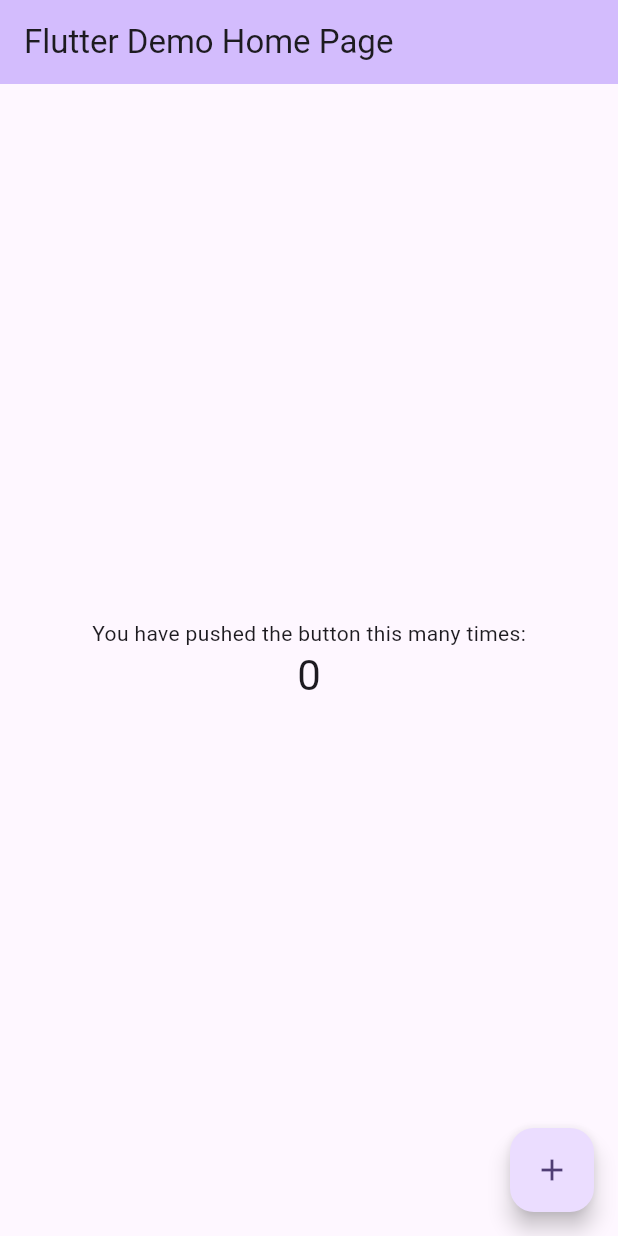
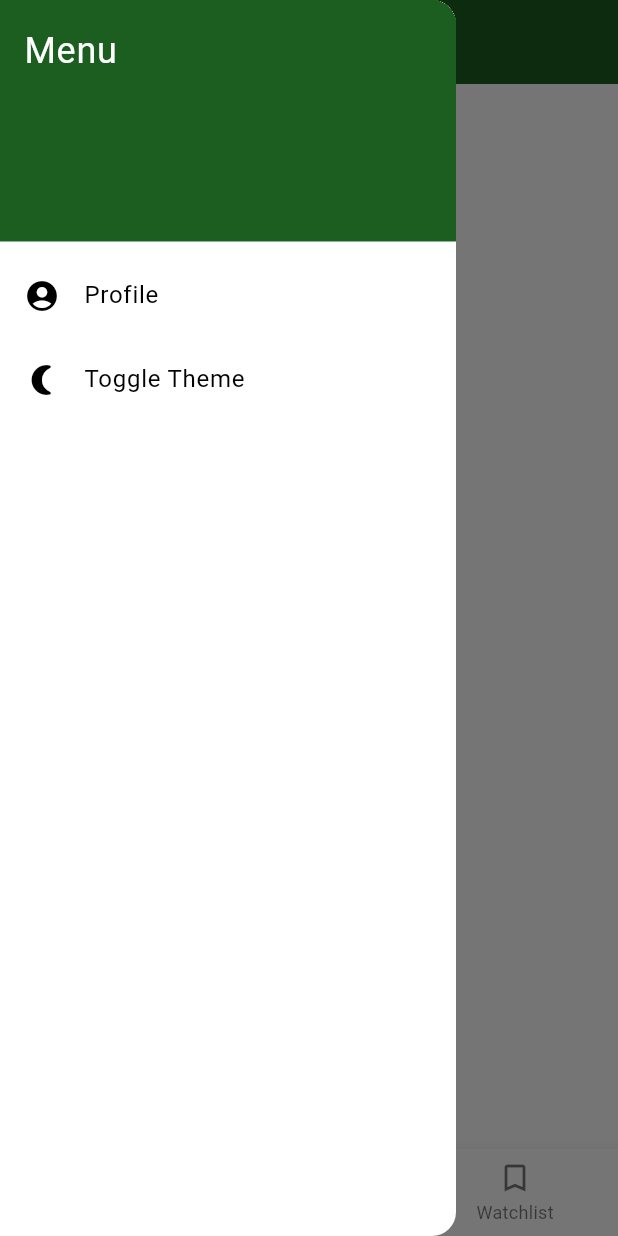
Before and after one commit to User5678953/Pikfliq, a Flutter app: the screen it shows after launch, with the side drawer open (before the commit the screen has no drawer), on a phone screen of 412 x 824 dp. Run offline on Flutter 3.47's test engine with Material 3 defaults, Android fonts, the phone set to English and light mode, and no system bars.

Commit message:
Implement dark mode support and scaffold HomeScreen with thematic consistency
- Define and apply PikfliqThemeData for light and dark themes inspired by cinematic aesthetics.
- Adjust icon and text visibility across themes for enhanced readability.
- Scaffold HomeScreen with AppBarWidget, BottomNavigationWidget, and CustomDrawerWidget for theme toggling.
- Ensure thematic consistency across the application for a cohesive user experience.

```diff
--- a/pikfliq/lib/main.dart
+++ b/pikfliq/lib/main.dart
@@ -1,125 +1,25 @@
 import 'package:flutter/material.dart';
+import 'package:pikfliq/screens/HomeScreen.dart';
+import 'package:pikfliq/screens/SplashScreen.dart';
 
 void main() {
-  runApp(const MyApp());
+  runApp(MyApp());
 }
 
 class MyApp extends StatelessWidget {
-  const MyApp({super.key});
-
-  // This widget is the root of your application.
   @override
   Widget build(BuildContext context) {
     return MaterialApp(
-      title: 'Flutter Demo',
+      title: 'Your App',
       theme: ThemeData(
-        // This is the theme of your application.
-        //
-        // TRY THIS: Try running your application with "flutter run". You'll see
-        // the application has a purple toolbar. Then, without quitting the app,
-        // try changing the seedColor in the colorScheme below to Colors.green
-        // and then invoke "hot reload" (save your changes or press the "hot
-        // reload" button in a Flutter-supported IDE, or press "r" if you used
-        // the command line to start the app).
-        //
-        // Notice that the counter didn't reset back to zero; the application
-        // state is not lost during the reload. To reset the state, use hot
-        // restart instead.
-        //
-        // This works for code too, not just values: Most code changes can be
-        // tested with just a hot reload.
-        colorScheme: ColorScheme.fromSeed(seedColor: Colors.deepPurple),
-        useMaterial3: true,
+        // Define your app's theme here
+        // You can specify light and dark themes if needed
       ),
-      home: const MyHomePage(title: 'Flutter Demo Home Page'),
+      initialRoute: '/', // Set the initial route to '/'
+      routes: {
+        '/': (context) => SplashScreen(), // Define the SplashScreen route
+        '/home': (context) => HomeScreen(), // Define the HomeScreen route
+      },
     );
   }
 }
-
-class MyHomePage extends StatefulWidget {
-  const MyHomePage({super.key, required this.title});
-
-  // This widget is the home page of your application. It is stateful, meaning
-  // that it has a State object (defined below) that contains fields that affect
-  // how it looks.
-
-  // This class is the configuration for the state. It holds the values (in this
-  // case the title) provided by the parent (in this case the App widget) and
-  // used by the build method of the State. Fields in a Widget subclass are
-  // always marked "final".
-
-  final String title;
-
-  @override
-  State<MyHomePage> createState() => _MyHomePageState();
-}
-
-class _MyHomePageState extends State<MyHomePage> {
-  int _counter = 0;
-
-  void _incrementCounter() {
-    setState(() {
-      // This call to setState tells the Flutter framework that something has
-      // changed in this State, which causes it to rerun the build method below
-      // so that the display can reflect the updated values. If we changed
-      // _counter without calling setState(), then the build method would not be
-      // called again, and so nothing would appear to happen.
-      _counter++;
-    });
-  }
-
-  @override
-  Widget build(BuildContext context) {
-    // This method is rerun every time setState is called, for instance as done
-    // by the _incrementCounter method above.
-    //
-    // The Flutter framework has been optimized to make rerunning build methods
-    // fast, so that you can just rebuild anything that needs updating rather
-    // than having to individually change instances of widgets.
-    return Scaffold(
-      appBar: AppBar(
-        // TRY THIS: Try changing the color here to a specific color (to
-        // Colors.amber, perhaps?) and trigger a hot reload to see the AppBar
-        // change color while the other colors stay the same.
-        backgroundColor: Theme.of(context).colorScheme.inversePrimary,
-        // Here we take the value from the MyHomePage object that was created by
-        // the App.build method, and use it to set our appbar title.
-        title: Text(widget.title),
-      ),
-      body: Center(
-        // Center is a layout widget. It takes a single child and positions it
-        // in the middle of the parent.
-        child: Column(
-          // Column is also a layout widget. It takes a list of children and
-          // arranges them vertically. By default, it sizes itself to fit its
-          // children horizontally, and tries to be as tall as its parent.
-          //
-          // Column has various properties to control how it sizes itself and
-          // how it positions its children. Here we use mainAxisAlignment to
-          // center the children vertically; the main axis here is the vertical
-          // axis because Columns are vertical (the cross axis would be
-          // horizontal).
-          //
-          // TRY THIS: Invoke "debug painting" (choose the "Toggle Debug Paint"
-          // action in the IDE, or press "p" in the console), to see the
-          // wireframe for each widget.
-          mainAxisAlignment: MainAxisAlignment.center,
-          children: <Widget>[
-            const Text(
-              'You have pushed the button this many times:',
-            ),
-            Text(
-              '$_counter',
-              style: Theme.of(context).textTheme.headlineMedium,
-            ),
-          ],
-        ),
-      ),
-      floatingActionButton: FloatingActionButton(
-        onPressed: _incrementCounter,
-        tooltip: 'Increment',
-        child: const Icon(Icons.add),
-      ), // This trailing comma makes auto-formatting nicer for build methods.
-    );
-  }
-}
--- /dev/null
+++ b/pikfliq/lib/screens/HomeScreen.dart
@@ -0,0 +1,58 @@
+// HomeScreen.dart
+import 'package:flutter/material.dart';
+import 'package:pikfliq/themes/Pikfliq_theme_data.dart';
+import 'package:pikfliq/widgets/ScreenScaffoldWidgets/AppBarWidget.dart';
+import 'package:pikfliq/widgets/ScreenScaffoldWidgets/BottomNavigationWidget.dart';
+import 'package:pikfliq/widgets/ScreenScaffoldWidgets/DrawerWidget.dart';
+
+class HomeScreen extends StatefulWidget {
+  HomeScreen({Key? key}) : super(key: key);
+
+  @override
+  _HomeScreenState createState() => _HomeScreenState();
+}
+
+class _HomeScreenState extends State<HomeScreen> {
+  int _selectedIndex = 0;
+  ThemeMode _themeMode = ThemeMode.light;
+
+  //  take a ThemeMode parameter
+  void _toggleTheme(ThemeMode mode) {
+    setState(() {
+      _themeMode = mode;
+    });
+  }
+
+  void _onItemTapped(int index) {
+    setState(() {
+      _selectedIndex = index;
+    });
+  }
+
+  @override
+  Widget build(BuildContext context) {
+    return MaterialApp(
+      debugShowCheckedModeBanner: false,
+      theme: PikfliqThemeData.lightTheme,
+      darkTheme: PikfliqThemeData.darkTheme,
+      themeMode: _themeMode,
+      home: Scaffold(
+        appBar: AppBarWidget(),
+        // Passing the _toggleTheme method directly, which now matches the expected signature
+        drawer: CustomDrawerWidget(onThemeToggle: _toggleTheme),
+        body: IndexedStack(
+          index: _selectedIndex,
+          children: <Widget>[
+            Center(child: Text('Home Screen')), // Placeholder for Home screen content
+            Center(child: Text('Discover')), // Placeholder for Discover screen content
+            Center(child: Text('Watchlist')), // Placeholder for Watchlist screen content
+          ],
+        ),
+        bottomNavigationBar: BottomNavigationWidget(
+          selectedIndex: _selectedIndex,
+          onItemSelected: _onItemTapped,
+        ),
+      ),
+    );
+  }
+}
--- /dev/null
+++ b/pikfliq/lib/screens/SplashScreen.dart
@@ -0,0 +1,32 @@
+import 'package:flutter/material.dart';
+
+class SplashScreen extends StatefulWidget {
+  @override
+  _SplashScreenState createState() => _SplashScreenState();
+}
+
+class _SplashScreenState extends State<SplashScreen> {
+  @override
+  void initState() {
+    super.initState();
+    navigateToHome();
+  }
+
+  Future<void> navigateToHome() async {
+    // Simulate some delay for the splash screen
+    await Future.delayed(Duration(seconds: 3));
+
+    // Navigate to the home screen using named route
+    Navigator.of(context).pushReplacementNamed('/home');
+  }
+
+  @override
+  Widget build(BuildContext context) {
+    return Scaffold(
+      backgroundColor: Colors.white, // Set your background color here
+      body: Center(
+        child: CircularProgressIndicator(), // Add your splash screen UI here
+      ),
+    );
+  }
+}
--- /dev/null
+++ b/pikfliq/lib/themes/Pikfliq_theme_data.dart
@@ -0,0 +1,81 @@
+ import 'package:flutter/material.dart';
+
+class PikfliqThemeData {
+  static ThemeData get lightTheme {
+    // Light theme with green accents
+    return ThemeData(
+      brightness: Brightness.light,
+      colorScheme: const ColorScheme.light(
+        primary: Color(0xFF1B5E20), // A vibrant green for primary content
+        secondary: Color(0xFF4CAF50), // A slightly lighter green for accents
+        background: Color(0xFFFFFFFF), // White for general backgrounds
+        onPrimary: Colors.white, // White text/icons on primary color background
+        onSecondary: Colors.black, // Black text/icons on secondary color background
+        onBackground: Color(0xFF1B5E20), // Green text/icons on white background for contrast
+      ),
+      fontFamily: 'Roboto',
+      appBarTheme: const AppBarTheme(
+        color: Color(0xFF1B5E20), // Green AppBar
+        iconTheme: IconThemeData(color: Colors.white), // White icons for visibility
+        titleTextStyle: TextStyle(
+          color: Colors.white,
+          fontSize: 20,
+          fontWeight: FontWeight.bold,
+        ),
+      ),
+      iconTheme: const IconThemeData(
+        color: Color(0xFF1B5E20), // Mainly green icons for consistency
+      ),
+      textTheme: const TextTheme(
+        titleLarge: TextStyle(color: Color(0xFF1B5E20), fontSize: 24, fontWeight: FontWeight.bold),
+        bodyLarge: TextStyle(color: Color(0xFF4CAF50)),
+        bodyMedium: TextStyle(color: Color(0xFF1B5E20), fontSize: 14),
+      ),
+      inputDecorationTheme: InputDecorationTheme(
+        border: OutlineInputBorder(
+          borderSide: BorderSide(color: Color(0xFF4CAF50)), // Green borders for input fields
+          borderRadius: BorderRadius.circular(8.0),
+        ),
+      ),
+    );
+  }
+
+  static ThemeData get darkTheme {
+    // Dark theme with a darker shade of green for a more subdued, cinema-like feel
+    return ThemeData(
+      brightness: Brightness.dark,
+      colorScheme: const ColorScheme.dark(
+        primary: Color(0xFF004D40), // A much darker green, almost teal, for primary content
+        secondary: Color(0xFF00796B), // A slightly lighter shade for accents
+        background: Color(0xFF000000), // Black for general backgrounds
+        onPrimary: Colors.white,
+        onSecondary: Colors.white,
+        onBackground: Colors.white,
+      ),
+      fontFamily: 'Roboto',
+      appBarTheme: const AppBarTheme(
+        color: Color(0xFF004D40), // Dark green AppBar for a uniform look
+        iconTheme: IconThemeData(color: Colors.white), // Ensuring icons are visible
+        titleTextStyle: TextStyle(
+          color: Colors.white,
+          fontSize: 20,
+          fontWeight: FontWeight.bold,
+        ),
+      ),
+      iconTheme: const IconThemeData(
+        color: Color(0xFF00796B), // Icons in a lighter shade for contrast against the dark background
+      ),
+      textTheme: const TextTheme(
+        titleLarge: TextStyle(color: Colors.white, fontSize: 24, fontWeight: FontWeight.bold),
+        bodyLarge: TextStyle(color: Colors.white),
+        bodyMedium: TextStyle(color: Colors.white, fontSize: 14),
+      ),
+      inputDecorationTheme: InputDecorationTheme(
+        border: OutlineInputBorder(
+          borderSide: BorderSide(color: Color(0xFF00796B)), // Darker green borders for inputs
+          borderRadius: BorderRadius.circular(8.0),
+        ),
+      ),
+    );
+  }
+}
--- /dev/null
+++ b/pikfliq/lib/widgets/ScreenScaffoldWidgets/AppBarWidget.dart
@@ -0,0 +1,87 @@
+import 'package:flutter/material.dart';
+
+class AppBarWidget extends StatelessWidget implements PreferredSizeWidget {
+  const AppBarWidget({super.key});
+
+  @override
+  Widget build(BuildContext context) {
+    return AppBar(
+      backgroundColor: Theme.of(context).appBarTheme.backgroundColor,
+      title: const Center(child: Text('Pikfliq', style: TextStyle(fontWeight: FontWeight.bold, fontSize: 24))), // Centered and stylized title
+      elevation: Theme.of(context).appBarTheme.elevation,
+      leading: IconButton(
+        icon: const Icon(Icons.menu),
+        onPressed: () => Scaffold.of(context).openDrawer(),
+      ),
+    );
+  }
+
+  @override
+  Size get preferredSize => const Size.fromHeight(kToolbarHeight);
+}
+
+
+
+
+
+
+
+
+
+
+
+
+
+
+
+
+
+
+
+
+
+
+
+
+
+
+
+
+
+
+
+
+
+
+
+
+
+
+
+
+
+
+
+
+// import 'package:flutter/material.dart';
+// import 'package:push_pin_v1/src/presentation/widgets/DrawerWidget.dart'; // Ensure this is correct
+
+// // AppBarWidget that includes a drawer
+// class AppBarWidget extends StatelessWidget implements PreferredSizeWidget {
+//   @override
+//   Widget build(BuildContext context) {
+//     return AppBar(
+//       backgroundColor: Theme.of(context).appBarTheme.backgroundColor,
+//       title: Text('PushPin', style: Theme.of(context).appBarTheme.titleTextStyle),
+//       elevation: Theme.of(context).appBarTheme.elevation,
+//       // Integrate the custom drawer widget here
+//       leading: IconButton(
+//         icon: Icon(Icons.menu),
+//         onPressed: () => Scaffold.of(context).openDrawer(),
+//       ),
+//     );
+//   }
+
+//   @override
+//   Size get preferredSize => Size.fromHeight(kToolbarHeight);
+// }
--- /dev/null
+++ b/pikfliq/lib/widgets/ScreenScaffoldWidgets/BottomNavigationWidget.dart
@@ -0,0 +1,31 @@
+import 'package:flutter/material.dart';
+
+class BottomNavigationWidget extends StatelessWidget {
+  final int selectedIndex;
+  final Function(int) onItemSelected;
+
+  const BottomNavigationWidget({
+    super.key,
+    required this.selectedIndex,
+    required this.onItemSelected,
+  });
+
+  @override
+  Widget build(BuildContext context) {
+    return BottomNavigationBar(
+      items: const <BottomNavigationBarItem>[
+        // Changed to "movie" icon to directly relate to movies, making it clear it's about movie recommendations.
+        BottomNavigationBarItem(icon: Icon(Icons.movie), label: 'Recommend'),
+
+        // Changed to "explore" icon to suggest discovery beyond just geolocation, implying exploration of movie genres or new titles.
+        BottomNavigationBarItem(icon: Icon(Icons.explore), label: 'Discover'),
+
+        // Changed to "bookmark" icon as it's more universally recognized for saving content to view later, aligning with the concept of a watchlist.
+        BottomNavigationBarItem(icon: Icon(Icons.bookmark_border), label: 'Watchlist'),
+      ],
+      currentIndex: selectedIndex,
+      selectedItemColor: const Color(0xFFCDBE78),
+      onTap: onItemSelected,
+    );
+  }
+}
--- /dev/null
+++ b/pikfliq/lib/widgets/ScreenScaffoldWidgets/DrawerWidget.dart
@@ -0,0 +1,55 @@
+import 'package:flutter/material.dart';
+
+class CustomDrawerWidget extends StatelessWidget {
+  final Function(ThemeMode) onThemeToggle;
+
+  const CustomDrawerWidget({
+    Key? key,
+    required this.onThemeToggle,
+  }) : super(key: key);
+
+  @override
+  Widget build(BuildContext context) {
+    // Determine if the current theme is light or dark
+    final isLightTheme = Theme.of(context).brightness == Brightness.light;
+
+    return Drawer(
+      child: ListView(
+        padding: EdgeInsets.zero,
+        children: <Widget>[
+          DrawerHeader(
+            decoration: BoxDecoration(
+              color: Theme.of(context).colorScheme.primary,
+            ),
+            child: Text(
+              'Menu',
+              style: TextStyle(
+                color: Colors.white,
+                fontSize: 24,
+              ),
+            ),
+          ),
+          ListTile(
+            leading: Icon(Icons.account_circle),
+            title: Text('Profile'),
+            onTap: () {
+              // Implement navigation to profile page or functionality
+              Navigator.pop(context); // Close the drawer
+            },
+          ),
+          ListTile(
+            leading: Icon(isLightTheme ? Icons.nightlight_round : Icons.wb_sunny),
+            title: Text('Toggle Theme'),
+            onTap: () {
+              // Toggle the theme mode when this option is selected
+              onThemeToggle(isLightTheme ? ThemeMode.dark : ThemeMode.light);
+
+              Navigator.pop(context); // Optionally close the drawer
+            },
+          ),
+          // Add more list tiles for other drawer items as needed
+        ],
+      ),
+    );
+  }
+}
--- /dev/null
+++ b/pikfliq/lib/widgets/ScreenScaffoldWidgets/ErrorSnackbar.dart
@@ -0,0 +1,23 @@
+import 'package:flutter/material.dart';
+
+class ErrorSnackBarWidget {
+  // Static method to show a snackbar. This allows you to call ErrorSnackBarWidget.show()
+  // from anywhere in your app without needing to instantiate the class.
+  static void show(BuildContext context, String message, {int duration = 4}) {
+    ScaffoldMessenger.of(context).showSnackBar(
+      SnackBar(
+        content: Text(message),
+        duration: Duration(seconds: duration),
+        backgroundColor: Colors.redAccent, // Choose a color that indicates an error
+        action: SnackBarAction(
+          label: 'Dismiss',
+          onPressed: () {
+            // This will dismiss the snackbar
+            ScaffoldMessenger.of(context).hideCurrentSnackBar();
+          },
+          textColor: Colors.white,
+        ),
+      ),
+    );
+  }
+}
```
Also changed, not shown: pikfliq/lib/models/movie.dart (added), pikfliq/lib/screens/FavoritesWatchlistScreen.dart (added), pikfliq/lib/screens/MovieDetailsScreen.dart (added), pikfliq/lib/screens/SearchScreen.dart (added), pikfliq/lib/screens/SettingsScreen.dart (added), pikfliq/lib/widgets/FilterChipWidget.dart (added), pikfliq/lib/widgets/RandomMovieRecommendationWidget.dart (added), pikfliq/lib/widgets/StreamingPlatformInfoWidget.dart (added).
